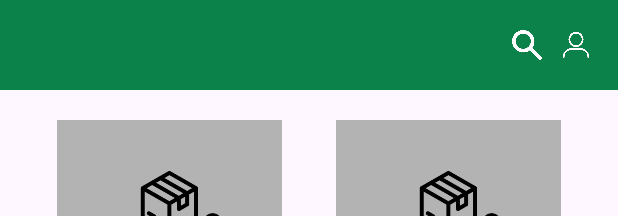
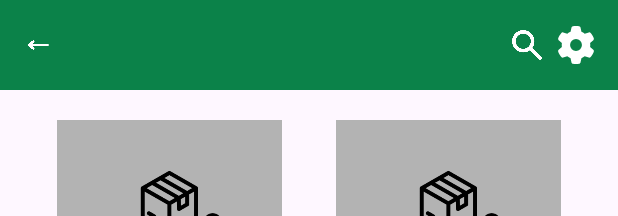
Before and after one commit to Raefshaun/Gotta-Git-Git-InnOlympics, an Android app: the layout browse.xml on its own in the app's theme, with its tools: preview values and no code run, on a phone screen of 412 x 824 dp. Shown: the top 216 px of the screen. Run offline under Robolectric (Android 15) with nearby library versions, the phone set to English and light mode, and no system bars.

Commit message:
homepage and browse pages

```diff
--- /dev/null
+++ b/app/src/main/res/drawable/setting.xml
@@ -0,0 +1,9 @@
+<vector xmlns:android="http://schemas.android.com/apk/res/android"
+    android:width="512dp"
+    android:height="512dp"
+    android:viewportWidth="512"
+    android:viewportHeight="512">
+  <path
+      android:fillColor="#FFFFFF"
+      android:pathData="M495.9,166.6c3.2,8.7 0.5,18.4 -6.4,24.6l-43.3,39.4c1.1,8.3 1.7,16.8 1.7,25.4s-0.6,17.1 -1.7,25.4l43.3,39.4c6.9,6.2 9.6,15.9 6.4,24.6c-4.4,11.9 -9.7,23.3 -15.8,34.3l-4.7,8.1c-6.6,11 -14,21.4 -22.1,31.2c-5.9,7.2 -15.7,9.6 -24.5,6.8l-55.7,-17.7c-13.4,10.3 -28.2,18.9 -44,25.4l-12.5,57.1c-2,9.1 -9,16.3 -18.2,17.8c-13.8,2.3 -28,3.5 -42.5,3.5s-28.7,-1.2 -42.5,-3.5c-9.2,-1.5 -16.2,-8.7 -18.2,-17.8l-12.5,-57.1c-15.8,-6.5 -30.6,-15.1 -44,-25.4L83.1,425.9c-8.8,2.8 -18.6,0.3 -24.5,-6.8c-8.1,-9.8 -15.5,-20.2 -22.1,-31.2l-4.7,-8.1c-6.1,-11 -11.4,-22.4 -15.8,-34.3c-3.2,-8.7 -0.5,-18.4 6.4,-24.6l43.3,-39.4C64.6,273.1 64,264.6 64,256s0.6,-17.1 1.7,-25.4L22.4,191.2c-6.9,-6.2 -9.6,-15.9 -6.4,-24.6c4.4,-11.9 9.7,-23.3 15.8,-34.3l4.7,-8.1c6.6,-11 14,-21.4 22.1,-31.2c5.9,-7.2 15.7,-9.6 24.5,-6.8l55.7,17.7c13.4,-10.3 28.2,-18.9 44,-25.4l12.5,-57.1c2,-9.1 9,-16.3 18.2,-17.8C227.3,1.2 241.5,0 256,0s28.7,1.2 42.5,3.5c9.2,1.5 16.2,8.7 18.2,17.8l12.5,57.1c15.8,6.5 30.6,15.1 44,25.4l55.7,-17.7c8.8,-2.8 18.6,-0.3 24.5,6.8c8.1,9.8 15.5,20.2 22.1,31.2l4.7,8.1c6.1,11 11.4,22.4 15.8,34.3zM256,336a80,80 0,1 0,0 -160,80 80,0 1,0 0,160z"/>
+</vector>
--- a/app/src/main/res/layout/browse.xml
+++ b/app/src/main/res/layout/browse.xml
@@ -22,7 +22,7 @@
             <ImageView
                 android:layout_width="20dp"
                 android:layout_height="20dp"
-                android:importantForAccessibility="no" />
+                android:src="@drawable/backarrow"/>
 
             <Space
                 android:layout_width="0dp"
@@ -46,7 +46,7 @@
                     android:layout_width="25dp"
                     android:layout_height="25dp"
                     android:importantForAccessibility="no"
-                    android:src="@drawable/profile" />
+                    android:src="@drawable/setting" />
             </LinearLayout>
         </LinearLayout>
 
```
Also changed, not shown: app/src/main/res/drawable/cart.xml (added, +9 -0 lines), app/src/main/res/drawable/house.xml (added, +9 -0 lines), app/src/main/res/drawable/wallet.xml (added, +9 -0 lines), app/src/main/res/layout/homepage.xml (+54 -8 lines).
